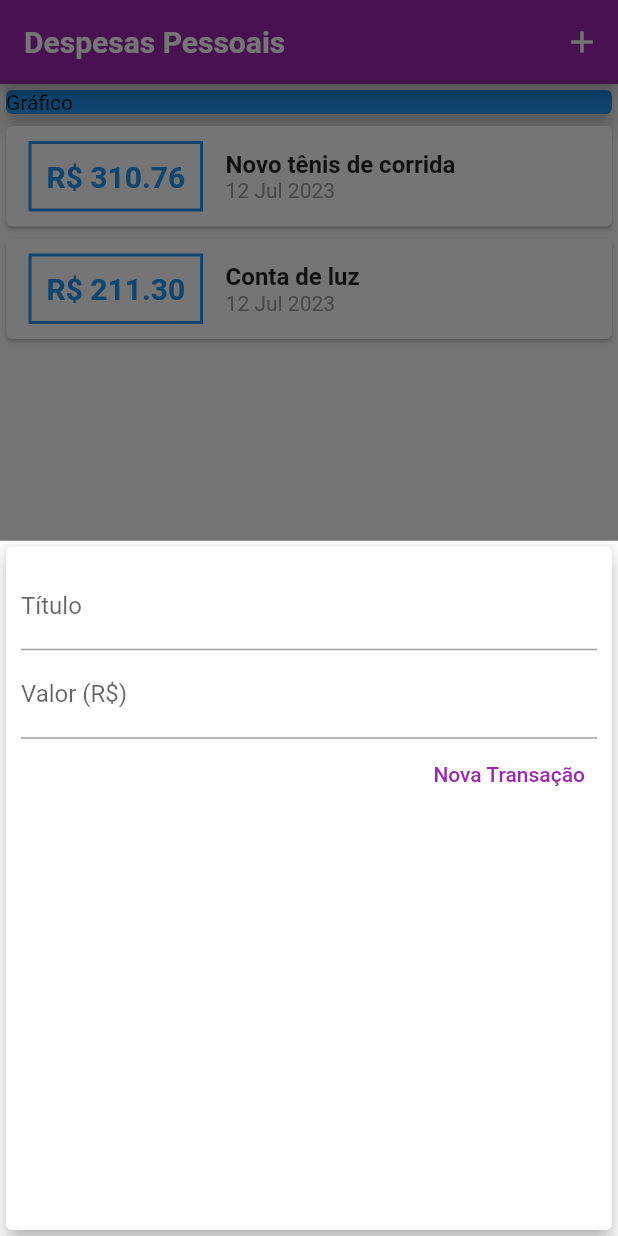
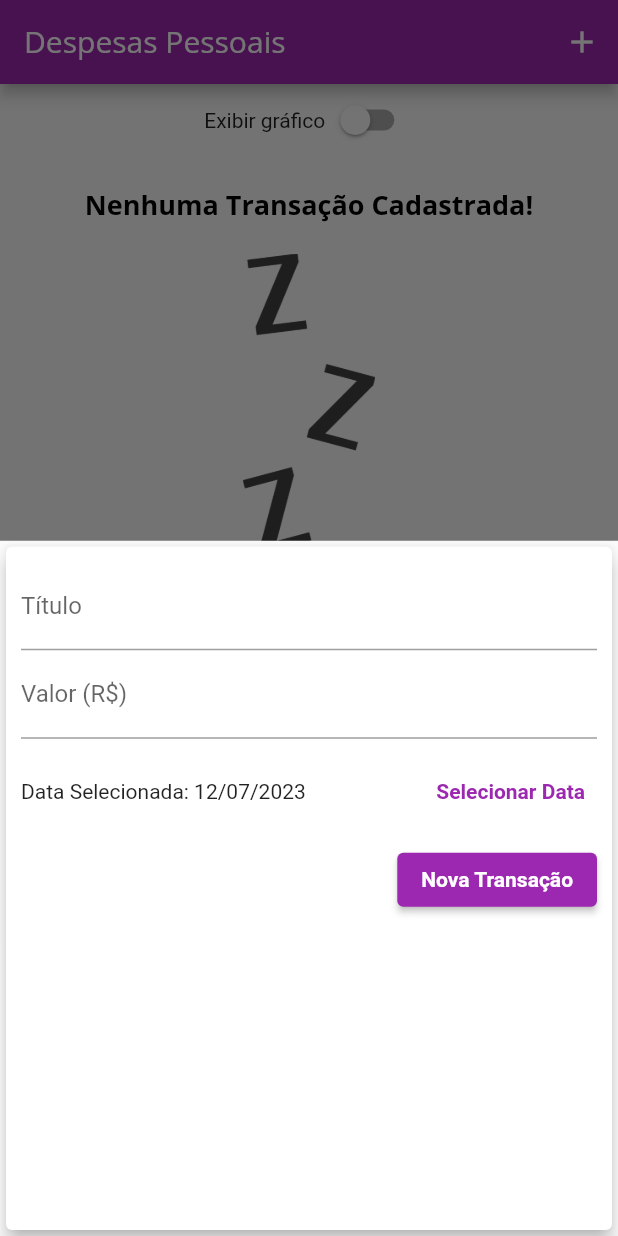
Before and after one commit to Ciciane/ExpensesApp, a Flutter app: the screen it shows after launch, after a tap on the "add" icon, on a phone screen of 412 x 824 dp. Run offline on Flutter 3.47's test engine with Material 2 defaults, Android fonts, the phone set to English and light mode, and no system bars.

Commit message:
add imagens e gráfico

```diff
--- a/expenses/lib/components/transaction_form.dart
+++ b/expenses/lib/components/transaction_form.dart
@@ -1,7 +1,9 @@
 import 'package:flutter/material.dart';
+import 'package:intl/intl.dart';
+import 'package:intl/intl.dart';
 
 class TransactionForm extends StatefulWidget {
-  final void Function(String, double) onSubmit;
+  final void Function(String, double, DateTime) onSubmit;
 
   TransactionForm(this.onSubmit);
 
@@ -10,21 +12,39 @@ class TransactionForm extends StatefulWidget {
 }
 
 class _TransactionFormState extends State<TransactionForm> {
-  final titleController = TextEditingController();
-
-  final valueController = TextEditingController();
+  final _titleController = TextEditingController();
+  final _valueController = TextEditingController();
+  DateTime? _selectedDate = DateTime.now();
 
   _submitForm() {
     // quando os dados estiverem válidos ele já faz o submit
-    final title = titleController.text;
-    final value = double.tryParse(valueController.text) ?? 0.0;
+    final title = _titleController.text;
+    final value = double.tryParse(_valueController.text) ?? 0.0;
 
-    if (title.isEmpty || value <= 0) {
+    if (title.isEmpty || value <= 0 || _selectedDate == null) {
       // válida se os dados estão corretos
       return;
     }
 
-    widget.onSubmit(title, value);
+    widget.onSubmit(title, value, _selectedDate!);
+  }
+
+  _showDatePicker() {
+    showDatePicker(
+      //abre o DatePicker(calendário)
+      context: context,
+      initialDate: DateTime.now(),
+      firstDate: DateTime(2019), //data inicial(primeira data)
+      lastDate: DateTime.now(), //data final
+    ).then((pickedDate) {
+      if (pickedDate == null) {
+        return;
+      }
+
+      setState(() {
+        _selectedDate = pickedDate;
+      });
+    });
   }
 
   @override
@@ -36,7 +56,7 @@ class _TransactionFormState extends State<TransactionForm> {
         child: Column(
           children: <Widget>[
             TextField(
-              controller: titleController,
+              controller: _titleController,
               onSubmitted: (_) =>
                   _submitForm(), // _ pra quando precisa receber um parametro e não quer usar
               decoration: InputDecoration(
@@ -44,23 +64,50 @@ class _TransactionFormState extends State<TransactionForm> {
               ),
             ),
             TextField(
-              controller: valueController,
+              controller: _valueController,
               keyboardType: TextInputType.numberWithOptions(decimal: true),
               onSubmitted: (_) => _submitForm(),
               decoration: InputDecoration(
                 labelText: 'Valor (R\$)',
               ),
             ),
+            SizedBox(
+              height: 70,
+              child: Row(
+                children: <Widget>[
+                  Expanded(
+                    child: Text(
+                      _selectedDate == null
+                          ? 'Nenhuma data selecionada!'
+                          : 'Data Selecionada: ${DateFormat('dd/MM/y').format(_selectedDate!)}',
+                    ),
+                  ),
+                  TextButton(
+                    child: const Text(
+                      'Selecionar Data',
+                      style: TextStyle(
+                        fontWeight: FontWeight.bold,
+                      ),
+                    ),
+                    onPressed: _showDatePicker,
+                  )
+                ],
+              ),
+            ),
             Row(
               mainAxisAlignment: MainAxisAlignment.end,
               children: <Widget>[
-                TextButton(
+                ElevatedButton(
+                  child: Text(
+                    'Nova Transação',
+                    style: TextStyle(
+                      color: Theme.of(context).textTheme.labelLarge?.color,
+                    ),
+                  ),
                   onPressed: _submitForm,
-                  child: Text('Nova Transação'),
-                  style: TextButton.styleFrom(foregroundColor: Colors.purple),
                 ),
               ],
-            )
+            ),
           ],
         ),
       ),
--- a/expenses/lib/components/transaction_list.dart
+++ b/expenses/lib/components/transaction_list.dart
@@ -5,61 +5,72 @@ import 'package:intl/intl.dart';
 
 class TransactionList extends StatelessWidget {
   final List<Transaction> transactions;
+  final void Function(String) onRemove;
 
-  TransactionList(this.transactions);
+  TransactionList(this.transactions, this.onRemove);
 
   @override
   Widget build(BuildContext context) {
-    return Container(
-      height: 300,
-      child: ListView.builder(
+    return transactions.isEmpty
+        ? Column(
+            children: <Widget>[
+              SizedBox(height: 20),
+              Text(
+                'Nenhuma Transação Cadastrada!',
+                style: Theme.of(context).textTheme.titleLarge,
+              ),
+              SizedBox(height: 20),
+              Container(
+                height: 200,
+                child: Image.asset(
+                  "assets/images/waiting.png",
+                  fit: BoxFit.cover,
+                ),
+              ),
+            ],
+          )
+        : ListView.builder(
             //exibe os elementos necessários, otimizando a aplicação
             itemCount: transactions.length,
             itemBuilder: (ctx, index) {
               final tr = transactions[index];
               return Card(
-            child: Row(
-              children: <Widget>[
-                Container(
-                  margin: EdgeInsets.symmetric(horizontal: 15, vertical: 10),
-                  decoration: BoxDecoration(
-                      border: Border.all(
-                    color: Theme.of(context).primaryColor,
-                    width: 2,
-                  )),
-                  padding: EdgeInsets.all(10),
+                elevation: 5,
+                margin: EdgeInsets.symmetric(
+                  vertical: 8,
+                  horizontal: 5,
+                ),
+                child: ListTile(
+                  leading: CircleAvatar(
+                    backgroundColor: Colors.purple,
+                    radius: 30,
+                    child: Padding(
+                      padding: const EdgeInsets.all(6),
+                      child: FittedBox(
                         child: Text(
-                    'R\$ ${tr.value.toStringAsFixed(2)}',
-                    style: TextStyle(
-                      fontWeight: FontWeight.bold,
-                      fontSize: 20,
-                      color: Theme.of(context).primaryColor,
+                          'R\$${tr.value}',
+                          style: const TextStyle(
+                            color: Colors.white,
                           ),
                         ),
                       ),
-                Column(
-                  crossAxisAlignment: CrossAxisAlignment.start,
-                  children: <Widget>[
-                    Text(
-                      tr.title,
-                      style: TextStyle(
-                        fontSize: 16,
-                        fontWeight: FontWeight.bold,
                     ),
                   ),
-                    Text(
+                  title: Text(
+                    tr.title,
+                    style: Theme.of(context).textTheme.headline6,
+                  ),
+                  subtitle: Text(
                     DateFormat('d MMM y').format(tr.date),
-                      style: TextStyle(
-                        color: Colors.grey,
                   ),
+                  trailing: IconButton(
+                    icon: Icon(Icons.delete),
+                    color: Theme.of(context).errorColor,
+                    onPressed: () => onRemove(tr.id),
                   ),
-                  ],
-                )
-              ],
                 ),
               );
             },
-      ),
           );
   }
 }
--- a/expenses/lib/main.dart
+++ b/expenses/lib/main.dart
@@ -1,9 +1,12 @@
+import 'package:expenses/components/chart.dart';
+import 'package:flutter/services.dart';
 import 'package:flutter/src/widgets/framework.dart';
 import 'package:flutter/src/widgets/placeholder.dart';
 import 'package:flutter/material.dart';
 import 'dart:math';
 import './components/transaction_form.dart';
 import './components/transaction_list.dart';
+import 'components/chart.dart';
 import '../models/transaction.dart';
 
 main() => runApp(ExpensesApp());
@@ -11,8 +14,11 @@ main() => runApp(ExpensesApp());
 class ExpensesApp extends StatelessWidget {
   @override
   Widget build(BuildContext context) {
+    /* SystemChrome.setPreferredOrientations([
+      DeviceOrientation.portraitUp, //para que a tela fique somente modo portrait
+    ]);*/
+
     final ThemeData tema = ThemeData();
-
     return MaterialApp(
       home: MyHomePage(),
       theme: tema.copyWith(
@@ -20,19 +26,22 @@ class ExpensesApp extends StatelessWidget {
           primary: Colors.purple,
           secondary: Colors.amber,
         ),
-        textTheme: tema.textTheme.copyWith(
-          headline6: TextStyle(
+        textTheme: ThemeData.light().textTheme.copyWith(
+              titleLarge: TextStyle(
                 fontFamily: 'OpenSans',
                 fontSize: 18,
                 fontWeight: FontWeight.bold,
                 color: Colors.black,
               ),
+              labelLarge: TextStyle(
+                color: Colors.white,
+                fontWeight: FontWeight.bold,
+              ),
             ),
         appBarTheme: AppBarTheme(
           titleTextStyle: TextStyle(
-            fontFamily: 'OpenSans',
+            fontFamily: "OpenSans",
             fontSize: 20,
-            fontWeight: FontWeight.bold,
           ),
         ),
       ),
@@ -46,27 +55,23 @@ class MyHomePage extends StatefulWidget {
 }
 
 class _MyHomePageState extends State<MyHomePage> {
-  final _transactions = [
-    Transaction(
-      id: 't1',
-      title: 'Novo tênis de corrida',
-      value: 310.76,
-      date: DateTime.now(),
-    ),
-    Transaction(
-      id: 't2',
-      title: 'Conta de luz',
-      value: 211.30,
-      date: DateTime.now(),
-    ),
-  ];
+  final List<Transaction> _transactions = [];
+  bool _showChart = false;
 
-  _addTransaction(String title, double value) {
+  List<Transaction> get _recentTransactions {
+    return _transactions.where((tr) {
+      return tr.date.isAfter(DateTime.now().subtract(
+        Duration(days: 7),
+      ));
+    }).toList();
+  }
+
+  _addTransaction(String title, double value, DateTime date) {
     final newTransaction = Transaction(
       id: Random().nextDouble().toString(),
       title: title,
       value: value,
-      date: DateTime.now(),
+      date: date,
     );
 
     setState(() {
@@ -76,19 +81,26 @@ class _MyHomePageState extends State<MyHomePage> {
     Navigator.of(context).pop(); // para fechar o modal
   }
 
+  _removeTransaction(String id) {
+    setState(() {
+      _transactions.removeWhere((tr) =>
+          tr.id == id); //removeWhere se retornar "true" o elemento é removido
+    });
+  }
+
   _openTransactionFormModal(BuildContext context) {
     // vai abrir um modal para exibir os txFields
     showModalBottomSheet(
       context: context,
       builder: (_) {
         return TransactionForm(_addTransaction);
-        });
+      },
+    );
   }
 
   @override
   Widget build(BuildContext context) {
-    return Scaffold(
-      appBar: AppBar(
+    final appBar = AppBar(
       title: Text('Despesas Pessoais'),
       actions: <Widget>[
         IconButton(
@@ -96,20 +108,41 @@ class _MyHomePageState extends State<MyHomePage> {
           onPressed: () => _openTransactionFormModal(context),
         ),
       ],
-      ),
+    );
+    final avaliableHeight = MediaQuery.of(context).size.height -
+        appBar.preferredSize.height -
+        MediaQuery.of(context).padding.top;
+
+    return Scaffold(
+      appBar: appBar,
       body: SingleChildScrollView(
         child: Column(
           crossAxisAlignment: CrossAxisAlignment.stretch,
           children: <Widget>[
+            Row(
+              mainAxisAlignment: MainAxisAlignment.center,
+              children: [
+                Text('Exibir gráfico'),
+                Switch(
+                  value: _showChart,
+                  onChanged: (value) {
+                    setState(() {
+                      _showChart = value;
+                    });
+                  },
+                ),
+              ],
+            ),
+            if (_showChart)
               Container(
-              width: double.infinity,
-              child: Card(
-                color: Colors.blue,
-                child: Text('Gráfico'),
-                elevation: 5,
+                height: avaliableHeight * 0.30,
+                child: Chart(_recentTransactions),
               ),
+            if (!_showChart)
+              Container(
+                height: avaliableHeight * 0.70,
+                child: TransactionList(_transactions, _removeTransaction),
               ),
-            TransactionList(_transactions),
           ],
         ),
       ),
```
Also changed, not shown: expenses/lib/components/chart.dart (added, +71 -0 lines), expenses/lib/components/chart_bar.dart (added, +70 -0 lines), expenses/pubspec.yaml (+13 -8 lines), expenses/assets/fonts/OpenSans-Bold.ttf (added), expenses/assets/fonts/OpenSans-Regular.ttf (added), expenses/assets/fonts/Quicksand-Bold.ttf (added), expenses/assets/fonts/Quicksand-Light.ttf (added), expenses/assets/fonts/Quicksand-Medium.ttf (added), expenses/assets/fonts/Quicksand-Regular.ttf (added), expenses/assets/images/waiting.png (added). Lines whose indentation alone changed are shown as unchanged.
